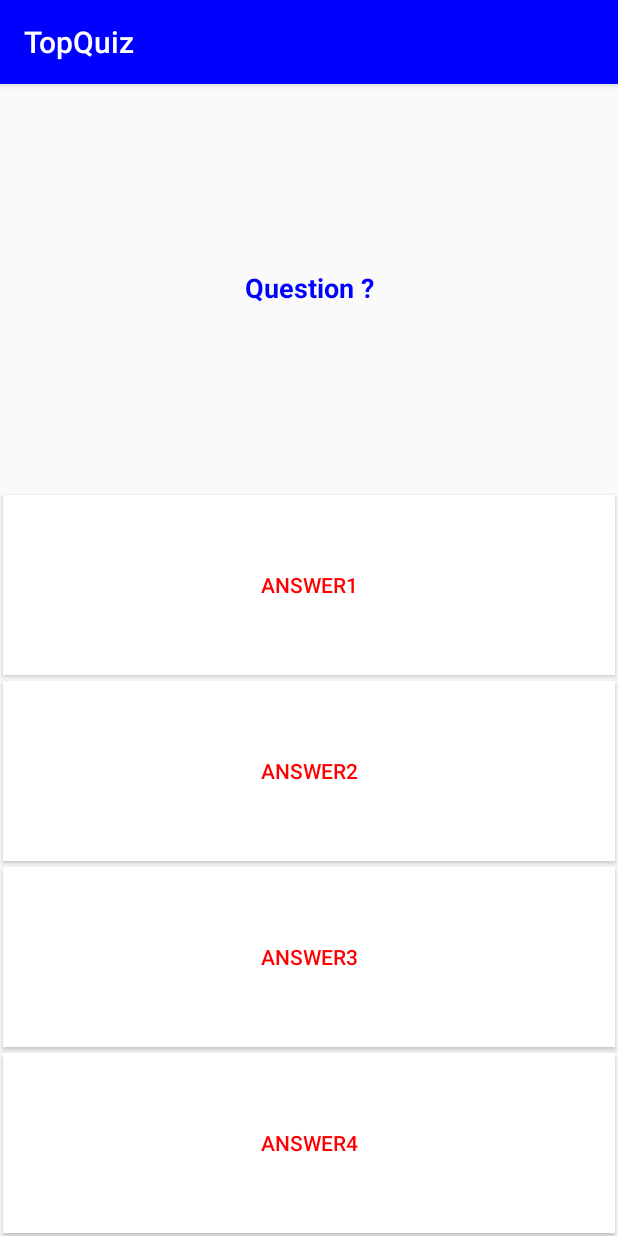
After one commit to mickCampusEni/Top-Quiz, an Android app: the GameActivity screen opened directly, with no data from a screen before it, on a phone screen of 412 x 824 dp. The commit adds this screen. Run offline under Robolectric (Android 15) with nearby library versions, the phone set to English and light mode, and no system bars.

Commit message:
Implémentation de l'activité question

```diff
--- a/app/src/main/AndroidManifest.xml
+++ b/app/src/main/AndroidManifest.xml
@@ -9,6 +9,7 @@
         android:roundIcon="@mipmap/ic_launcher_round"
         android:supportsRtl="true"
         android:theme="@style/AppTheme">
+        <activity android:name=".GameActivity"></activity>
         <activity android:name=".MainActivity">
             <intent-filter>
                 <action android:name="android.intent.action.MAIN" />
--- /dev/null
+++ b/app/src/main/java/com/example/topquiz/GameActivity.java
@@ -0,0 +1,29 @@
+package com.example.topquiz;
+
+import androidx.appcompat.app.AppCompatActivity;
+
+import android.os.Bundle;
+import android.widget.Button;
+import android.widget.TextView;
+
+public class GameActivity extends AppCompatActivity {
+
+    private TextView mQuestion;
+    private Button mAnswer1;
+    private Button mAnswer2;
+    private Button mAnswer3;
+    private Button mAnswer4;
+
+    @Override
+    protected void onCreate(Bundle savedInstanceState) {
+
+        super.onCreate(savedInstanceState);
+        setContentView(R.layout.activity_game);
+
+        mQuestion = findViewById(R.id.activity_game_question_text);
+        mAnswer1 = findViewById(R.id.activity_game_answer1_btn);
+        mAnswer2 = findViewById(R.id.activity_game_answer2_btn);
+        mAnswer3 = findViewById(R.id.activity_game_answer3_btn);
+        mAnswer4 = findViewById(R.id.activity_game_answer4_btn);
+    }
+}
--- a/app/src/main/java/com/example/topquiz/MainActivity.java
+++ b/app/src/main/java/com/example/topquiz/MainActivity.java
@@ -2,6 +2,7 @@ package com.example.topquiz;
 
 import androidx.appcompat.app.AppCompatActivity;
 
+import android.content.Intent;
 import android.os.Bundle;
 import android.text.Editable;
 import android.text.TextWatcher;
@@ -49,7 +50,8 @@ public class MainActivity extends AppCompatActivity {
         mPlayButton.setOnClickListener(new View.OnClickListener() {
             @Override
             public void onClick(View view) {
-
+                Intent gameActivityIntent = new Intent(MainActivity.this, GameActivity.class);
+                startActivity(gameActivityIntent);
             }
         });
     }
--- /dev/null
+++ b/app/src/main/res/layout/activity_game.xml
@@ -0,0 +1,62 @@
+<?xml version="1.0" encoding="utf-8"?>
+<LinearLayout
+    xmlns:android="http://schemas.android.com/apk/res/android"
+    xmlns:tools="http://schemas.android.com/tools"
+    android:layout_width="match_parent"
+    android:layout_height="match_parent"
+    android:orientation="vertical"
+    tools:context=".GameActivity">
+
+    <TextView
+        android:id="@+id/activity_game_question_text"
+        android:layout_width="match_parent"
+        android:layout_height="wrap_content"
+        android:layout_weight="2"
+        android:textColor="@color/colorPrimary"
+        android:gravity="center"
+        android:layout_marginTop="4dp"
+        android:layout_marginBottom="4dp"
+        android:layout_marginStart="10dp"
+        android:layout_marginEnd="10dp"
+        android:textSize="18sp"
+        android:textStyle="bold"
+        android:text="Question ?"/>
+
+    <Button
+        android:id="@+id/activity_game_answer1_btn"
+        android:layout_width="match_parent"
+        android:layout_height="0dp"
+        android:layout_margin="2dp"
+        android:layout_weight="1"
+        android:textColor="@color/colorAccent"
+        android:background="@android:color/white"
+        android:text="ANSWER1" />
+    <Button
+        android:id="@+id/activity_game_answer2_btn"
+        android:layout_width="match_parent"
+        android:layout_height="0dp"
+        android:layout_margin="2dp"
+        android:layout_weight="1"
+        android:textColor="@color/colorAccent"
+        android:background="@android:color/white"
+        android:text="ANSWER2" />
+    <Button
+        android:id="@+id/activity_game_answer3_btn"
+        android:layout_width="match_parent"
+        android:layout_height="0dp"
+        android:layout_margin="2dp"
+        android:layout_weight="1"
+        android:textColor="@color/colorAccent"
+        android:background="@android:color/white"
+        android:text="ANSWER3" />
+    <Button
+        android:id="@+id/activity_game_answer4_btn"
+        android:layout_width="match_parent"
+        android:layout_height="0dp"
+        android:layout_margin="2dp"
+        android:layout_weight="1"
+        android:textColor="@color/colorAccent"
+        android:background="@android:color/white"
+        android:text="ANSWER4" />
+
+</LinearLayout>
--- a/app/src/main/res/values/colors.xml
+++ b/app/src/main/res/values/colors.xml
@@ -1,6 +1,6 @@
 <?xml version="1.0" encoding="utf-8"?>
 <resources>
-    <color name="colorPrimary">#008577</color>
+    <color name="colorPrimary">#0000FF</color>
     <color name="colorPrimaryDark">#00574B</color>
-    <color name="colorAccent">#D81B60</color>
+    <color name="colorAccent">#FF0000</color>
 </resources>
```
